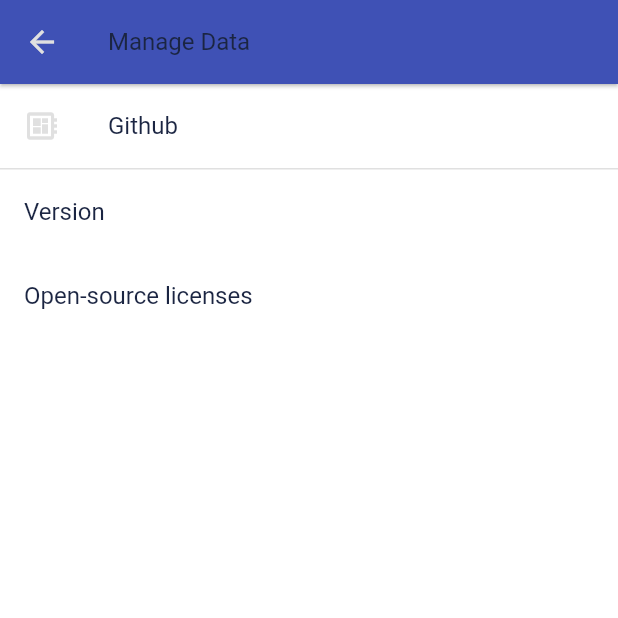
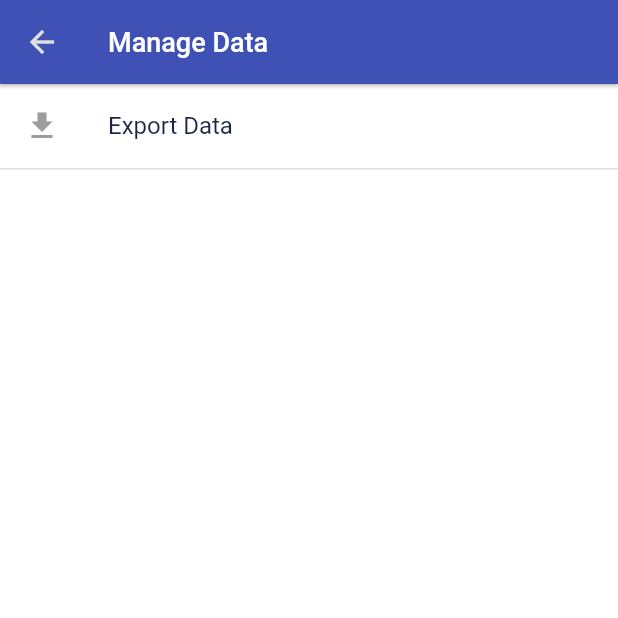
Before and after one commit to Ashhas/Weighty, a Flutter app: the ManageDataScreen screen opened directly, on a phone screen of 412 x 824 dp, the top half of it. Run offline on Flutter 3.47's test engine with Material 2 defaults, Android fonts, the phone set to English and light mode, and no system bars; our stand-ins replace bloc, equatable, fl_chart, flutter_bloc, hive, hive_flutter and 7 more; missing offline and left inert: excel; accounts and stored records are empty; generated files the repository leaves out were written again.

Commit message:
+ Start Export Feature
Not the right branch to work in....

```diff
--- a/lib/bloc/app_init/initialization_bloc.dart
+++ b/lib/bloc/app_init/initialization_bloc.dart
@@ -4,7 +4,6 @@ import 'package:hive_flutter/hive_flutter.dart';
 import 'package:meta/meta.dart';
 import 'package:bloc/bloc.dart';
 import 'package:equatable/equatable.dart';
-import 'package:path_provider/path_provider.dart';
 import 'package:weighty/data/model/measurement.dart';
 import 'package:weighty/util/shared_pref_service.dart';
 
--- a/lib/bloc/dashboard/dashboard_bloc.dart
+++ b/lib/bloc/dashboard/dashboard_bloc.dart
@@ -58,10 +58,6 @@ class DashboardBloc extends Bloc<DashboardEvent, DashboardState> {
       //Sort Measurements based on date
       sortedMeasurements =
           await _sortMeasurementsByDate(measurements: filteredMeasurements);
-
-      sortedMeasurements.forEach((element) {
-        print(element.dateAdded.toString() + " - " + element.weightEntry.toString());
-      });
 
       //Calculation Methods
       percentageDone = _calculatePercentageDone(
--- /dev/null
+++ b/lib/bloc/export_measurements/export_event.dart
@@ -0,0 +1,14 @@
+part of 'export_bloc.dart';
+
+@immutable
+abstract class ExportEvent extends Equatable {
+  const ExportEvent();
+
+  @override
+  List<Object> get props => [];
+}
+
+class StartExport extends ExportEvent {
+  @override
+  List<Object> get props => [];
+}
--- /dev/null
+++ b/lib/bloc/export_measurements/export_state.dart
@@ -0,0 +1,24 @@
+part of 'export_bloc.dart';
+
+@immutable
+abstract class ExportState extends Equatable {
+  const ExportState();
+
+  @override
+  List<Object> get props => [];
+}
+
+class ExportInitialState extends ExportState {
+  @override
+  List<Object> get props => [];
+}
+
+class ExportStart extends ExportState {
+  @override
+  List<Object> get props => [];
+}
+
+class ExportFinished extends ExportState {
+  @override
+  List<Object> get props => [];
+}
--- a/lib/data/repo/measurement_repo.dart
+++ b/lib/data/repo/measurement_repo.dart
@@ -1,7 +1,5 @@
 import 'package:hive/hive.dart';
 import 'package:weighty/data/model/measurement.dart';
-import 'package:path_provider/path_provider.dart';
-import 'package:weighty/util/shared_pref_service.dart';
 
 class MeasurementRepository {
   MeasurementRepository();
--- a/lib/main.dart
+++ b/lib/main.dart
@@ -3,6 +3,7 @@ import 'package:flutter_bloc/flutter_bloc.dart';
 import 'package:weighty/bloc/add_weight/add_weight_bloc.dart';
 import 'package:weighty/bloc/app_init/initialization_bloc.dart';
 import 'package:weighty/bloc/dashboard/dashboard_bloc.dart';
+import 'package:weighty/bloc/export_measurements/export_bloc.dart';
 import 'package:weighty/bloc/history/history_bloc.dart';
 import 'package:weighty/bloc/on_boarding/on_boarding_bloc.dart';
 import 'package:weighty/bloc/settings/goals/goals_bloc.dart';
@@ -74,6 +75,10 @@ class MyApp extends StatelessWidget {
           BlocProvider<OnBoardingBloc>(
             create: (_) =>
                 OnBoardingBloc(measurementRepository: measurementRepository),
+          ),
+          BlocProvider<ExportBloc>(
+            create: (_) =>
+                ExportBloc(measurementRepository: measurementRepository),
           )
         ],
         child: BlocBuilder<ThemeBloc, ThemeState>(
--- a/lib/ui/settings/screens/manage_data_screen.dart
+++ b/lib/ui/settings/screens/manage_data_screen.dart
@@ -1,7 +1,7 @@
 import 'package:flutter/material.dart';
-import 'package:url_launcher/url_launcher.dart';
+import 'package:flutter_bloc/flutter_bloc.dart';
+import 'package:weighty/bloc/export_measurements/export_bloc.dart';
 import 'package:weighty/ui/settings/widgets/settings_tile.dart';
-import 'package:weighty/util/constants/variable_const.dart';
 
 class ManageDataScreen extends StatefulWidget {
   ManageDataScreen();
@@ -22,26 +22,17 @@ class _ManageDataScreenState extends State<ManageDataScreen> {
         child: Column(
           children: [
             SettingsTile(
-              title: "Github",
+              title: "Export Data",
               titleTextStyle: Theme.of(context).primaryTextTheme.headline4,
-              leading: Icon(Icons.developer_board_outlined,
-                  color: Theme.of(context).buttonColor),
+              leading: Icon(
+                Icons.file_download,
+                color: Colors.grey,
+              ),
               onPressed: (BuildContext context) {
-                _launchURL();
+                BlocProvider.of<ExportBloc>(context).add(StartExport());
               },
             ),
             Divider(height: 1, thickness: 1),
-            SettingsTile(
-              title: "Version",
-              titleTextStyle: Theme.of(context).primaryTextTheme.headline4,
-              subtitleTextStyle: Theme.of(context).primaryTextTheme.subtitle1,
-              onPressed: (BuildContext context) {},
-            ),
-            SettingsTile(
-              title: "Open-source licenses",
-              titleTextStyle: Theme.of(context).primaryTextTheme.headline4,
-              onPressed: (BuildContext context) {},
-            ),
           ],
         ),
       ),
@@ -61,14 +52,8 @@ class _ManageDataScreenState extends State<ManageDataScreen> {
       ),
       title: Text(
         "Manage Data",
-        style: Theme.of(context).primaryTextTheme.headline4,
+        style: TextStyle(color: Colors.white),
       ),
     );
   }
-
-  void _launchURL() async {
-    await canLaunch(githubUrl)
-        ? await launch(githubUrl)
-        : throw 'Could not launch ' + githubUrl;
-  }
 }
--- a/pubspec.yaml
+++ b/pubspec.yaml
@@ -26,6 +26,8 @@ dependencies:
   url_launcher: ^6.0.6
   package_info: ^2.0.0
   page_transition: ^2.0.2
+  permission_handler: ^8.1.4+2
+  excel: 2.0.0-null-safety-3
 
   # BLoC
   bloc: ^7.0.0
```
Also changed, not shown: lib/bloc/export_measurements/export_bloc.dart (added, +72 -0 lines), lib/ui/settings/settings_screen.dart (+22 -0 lines), lib/util/export_handler.dart (added, +63 -0 lines), pubspec.lock, 2 other files.
